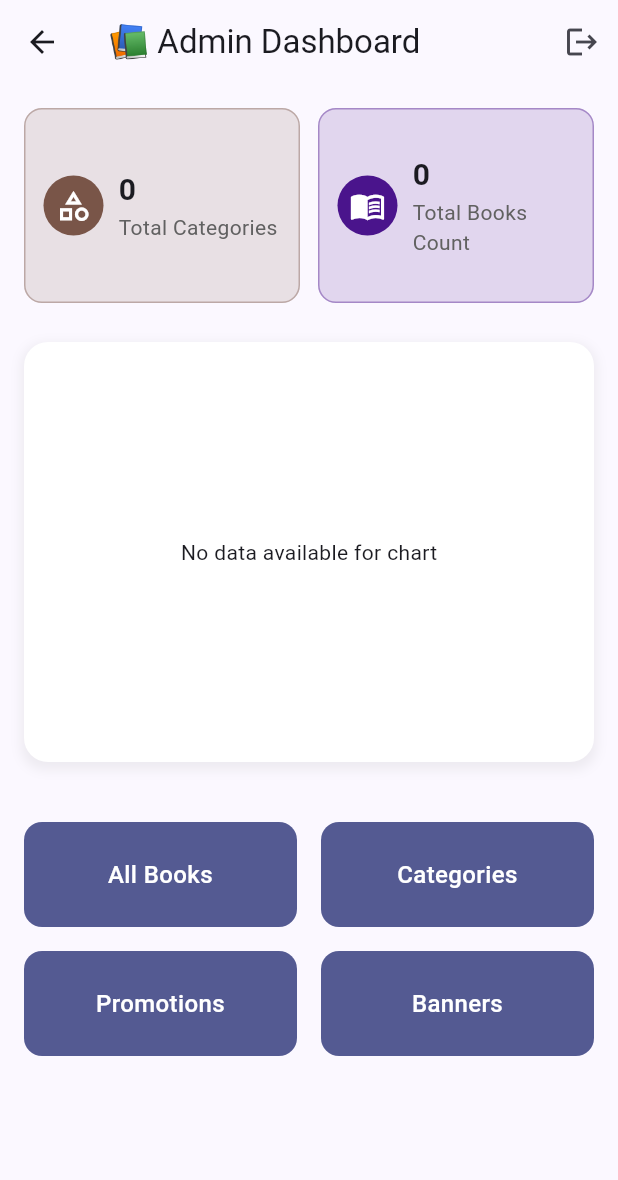
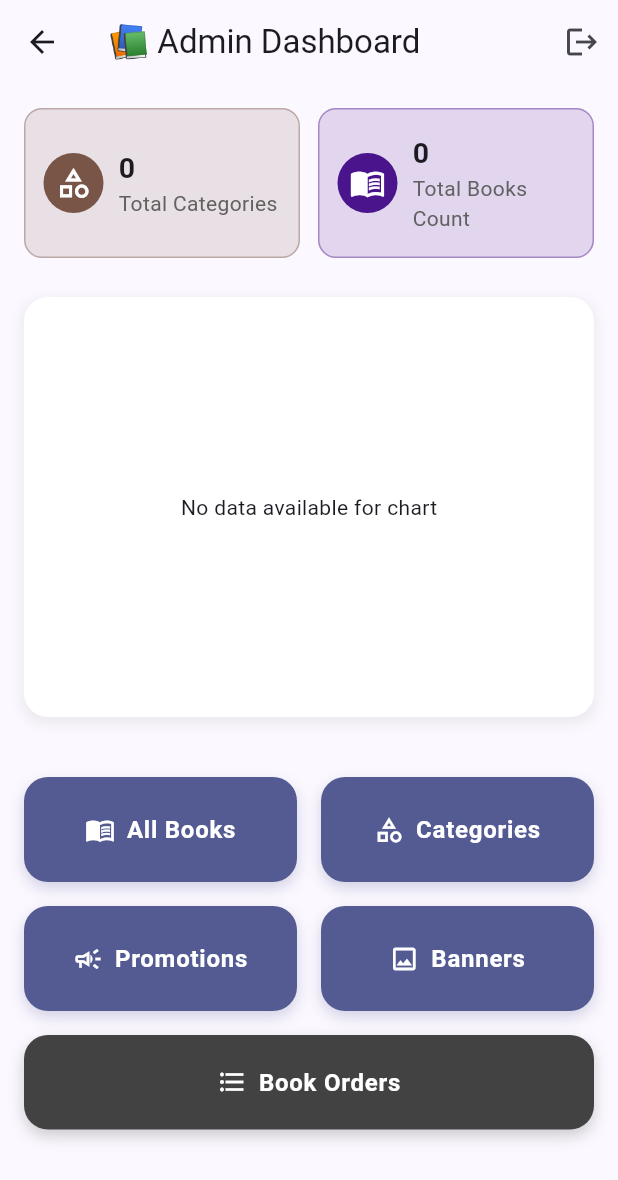
Before and after one commit to viraj-gunasekara/Bookstore_App_Android, a Flutter app: the AdminHome screen opened by its route, on a phone screen of 412 x 824 dp. Shown: the top 1180 px of the screen. Run offline on Flutter 3.47's test engine with Material 3 defaults, Android fonts, the phone set to English and light mode, and no system bars; our stand-ins replace cloud_firestore, firebase_auth, firebase_core, fl_chart, flutter_dotenv, image_picker; accounts and stored records are empty.

Commit message:
admin dashboard buttons ui modified

```diff
--- a/bookstore_admin_app/lib/containers/home_button.dart
+++ b/bookstore_admin_app/lib/containers/home_button.dart
@@ -3,26 +3,57 @@ import 'package:flutter/material.dart';
 class HomeButton extends StatelessWidget {
   final String name;
   final VoidCallback onTap;
+  final IconData? icon;
+  final Color? backgroundColor;
 
-  const HomeButton({super.key, required this.name, required this.onTap});
+  const HomeButton({
+    super.key,
+    required this.name,
+    required this.onTap,
+    this.icon,
+    this.backgroundColor,
+  });
 
   @override
   Widget build(BuildContext context) {
+    final Color bgColor = backgroundColor ?? Theme.of(context).primaryColor;
+
     return InkWell(
       onTap: onTap,
-      borderRadius: BorderRadius.circular(12),
+      borderRadius: BorderRadius.circular(16),
+      splashColor: Colors.white24,
       child: Container(
-        padding: const EdgeInsets.symmetric(vertical: 20),
         decoration: BoxDecoration(
-          color: Theme.of(context).primaryColor,
-          borderRadius: BorderRadius.circular(12),
+          color: bgColor,
+          borderRadius: BorderRadius.circular(16),
+          boxShadow: [
+            BoxShadow(
+              color: bgColor.withOpacity(0.25),
+              blurRadius: 8,
+              offset: const Offset(0, 4),
+            ),
+          ],
         ),
-        child: Center(
-          child: Text(
-            name,
-            style: const TextStyle(color: Colors.white, fontSize: 16, fontWeight: FontWeight.w500),
-            textAlign: TextAlign.center,
-          ),
+        padding: const EdgeInsets.symmetric(horizontal: 12, vertical: 20),
+        child: Row(
+          mainAxisAlignment: MainAxisAlignment.center,
+          children: [
+            if (icon != null)
+              Icon(icon, color: Colors.white, size: 20),
+            if (icon != null) const SizedBox(width: 8),
+            Flexible(
+              child: Text(
+                name,
+                textAlign: TextAlign.center,
+                style: const TextStyle(
+                  color: Colors.white,
+                  fontSize: 16,
+                  fontWeight: FontWeight.w600,
+                  letterSpacing: 0.5,
+                ),
+              ),
+            ),
+          ],
         ),
       ),
     );
--- a/bookstore_admin_app/lib/views/admin_home.dart
+++ b/bookstore_admin_app/lib/views/admin_home.dart
@@ -169,26 +169,55 @@ class _AdminHomeState extends State<AdminHome> {
 
             const SizedBox(height: 24),
             // 📦 Admin Control Buttons - Changed from Rows to GridView
+            Column(
+  children: [
+    // 2-column grid for remaining buttons
     GridView.count(
       crossAxisCount: 2,
       shrinkWrap: true,
       physics: NeverScrollableScrollPhysics(),
       mainAxisSpacing: 16,
       crossAxisSpacing: 16,
-              childAspectRatio: 2.6, // ✅ Makes each button wider (more like dashboard cards)
+      childAspectRatio: 2.6,
       children: [
-                HomeButton(name: "All Books", onTap: () => Navigator.pushNamed(context, "/books")),
-                HomeButton(name: "Categories", onTap: () => Navigator.pushNamed(context, "/category")),
+        HomeButton(
+          name: "All Books",
+          icon: Icons.menu_book_outlined,
+          onTap: () => Navigator.pushNamed(context, "/books"),
+        ),
+        HomeButton(
+          name: "Categories",
+          icon: Icons.category_outlined,
+          onTap: () => Navigator.pushNamed(context, "/category"),
+        ),
         HomeButton(
           name: "Promotions",
+          icon: Icons.campaign_outlined,
           onTap: () => Navigator.pushNamed(context, "/promos", arguments: {"promo": true}),
         ),
         HomeButton(
           name: "Banners",
+          icon: Icons.image_outlined,
           onTap: () => Navigator.pushNamed(context, "/promos", arguments: {"promo": false}),
         ),
       ],
     ),
+
+    // Full-width Book Orders button
+    Container(
+      margin: const EdgeInsets.only(top: 16),
+      width: double.infinity,
+      child: HomeButton(
+        name: "Book Orders",
+        icon: Icons.format_list_bulleted,
+        onTap: () => Navigator.pushNamed(context, "/orders"),
+        backgroundColor: Colors.grey.shade800,
+      ),
+    ),
+    const SizedBox(height: 5),
+  ],
+)
+
           ],
         ),
       ),
@@ -198,7 +227,7 @@ class _AdminHomeState extends State<AdminHome> {
   // 🧩 Modern Dashboard Metric Card - FIXED SIZE
   Widget _buildDashboardCard(BuildContext context, {required String title, required String value, required IconData icon, required Color color}) {
     return SizedBox(
-      height: 130,
+      height: 100,
       child: Container(
         padding: const EdgeInsets.all(12),
         decoration: BoxDecoration(
@@ -218,7 +247,7 @@ class _AdminHomeState extends State<AdminHome> {
                 mainAxisAlignment: MainAxisAlignment.center,
                 crossAxisAlignment: CrossAxisAlignment.start,
                 children: [
-                  Text(value, style: const TextStyle(fontSize: 20, fontWeight: FontWeight.bold)),
+                  Text(value, style: const TextStyle(fontSize: 19, fontWeight: FontWeight.bold)),
                   Text(title, style: TextStyle(fontSize: 14, color: Colors.grey.shade700)),
                 ],
               ),
```
Lines whose indentation alone changed are shown as unchanged.
